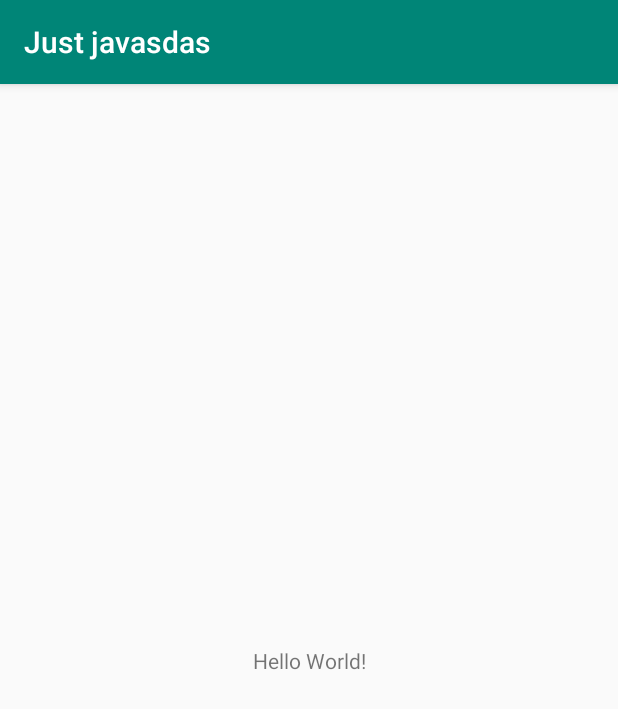
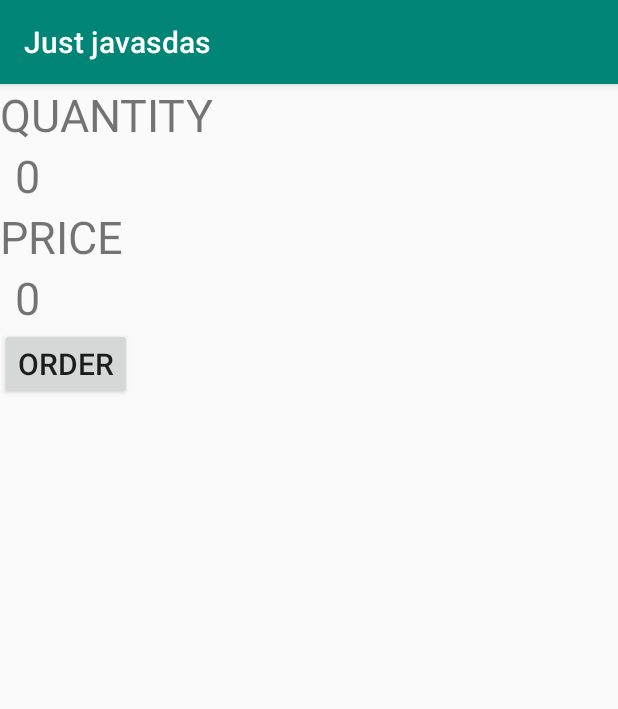
Before and after one commit to 02tyson-watson/Javavavavavavava, an Android app: the screen it shows after launch (MainActivity), on a phone screen of 412 x 824 dp. Shown: the top 709 px of the screen. Run offline under Robolectric (Android 15) with nearby library versions, the phone set to English and light mode, and no system bars.

Commit message:
Made Display and added start of java code

```diff
--- a/app/src/main/java/com/example/justjavasdas/MainActivity.java
+++ b/app/src/main/java/com/example/justjavasdas/MainActivity.java
@@ -3,7 +3,13 @@ package com.example.justjavasdas;
 import androidx.appcompat.app.AppCompatActivity;
 
 import android.os.Bundle;
+import android.view.View;
+import android.widget.TextView;
 
+/**
+
+ This app displays an order form to order coffee
+ */
 public class MainActivity extends AppCompatActivity {
 
     @Override
@@ -11,4 +17,28 @@ public class MainActivity extends AppCompatActivity {
         super.onCreate(savedInstanceState);
         setContentView(R.layout.activity_main);
     }
+
+    /**
+
+     This method is called when the order is clicked.
+     */
+    public void submitOrder(View view) {
+        display((77*2)+1);
+    }
+    /**
+
+     This method displays the given quantity value on screen.
+     */
+    private void display(int number) {
+        TextView quantityTextView = findViewById(R.id.quantity_text_view);
+        quantityTextView.setText("" + number);
+    }
+
+    /**
+     * This method displays the given price on the screen.
+     */
+    private void displayPrice(int number) {
+        TextView priceTextView = (TextView) findViewById(R.id.price_view);
+        priceTextView.setText(NumberFormat.getCurrencyInstance(Locale.US).format(number));
+    }
 }
--- a/app/src/main/res/layout/activity_main.xml
+++ b/app/src/main/res/layout/activity_main.xml
@@ -1,5 +1,5 @@
 <?xml version="1.0" encoding="utf-8"?>
-<androidx.constraintlayout.widget.ConstraintLayout xmlns:android="http://schemas.android.com/apk/res/android"
+<RelativeLayout xmlns:android="http://schemas.android.com/apk/res/android"
     xmlns:app="http://schemas.android.com/apk/res-auto"
     xmlns:tools="http://schemas.android.com/tools"
     android:layout_width="match_parent"
@@ -9,10 +9,44 @@
     <TextView
         android:layout_width="wrap_content"
         android:layout_height="wrap_content"
-        android:text="Hello World!"
-        app:layout_constraintBottom_toBottomOf="parent"
-        app:layout_constraintLeft_toLeftOf="parent"
-        app:layout_constraintRight_toRightOf="parent"
-        app:layout_constraintTop_toTopOf="parent" />
+        android:layout_alignParentLeft="true"
+        android:layout_alignParentTop="true"
+        android:text="QUANTITY"
+        android:textSize="30sp"
+        android:id="@+id/quantity"/>
+    <TextView
+        android:layout_width="wrap_content"
+        android:layout_height="wrap_content"
+        android:text="0"
+        android:textSize="30sp"
+        android:id="@+id/quantity_text_view"
+        android:layout_below="@+id/quantity"
+        android:paddingLeft="10sp"
+        />
+    <Button
+        android:layout_width="wrap_content"
+        android:layout_height="wrap_content"
+        android:text="ORDER"
+        android:textSize="20sp"
+        android:layout_below="@+id/price_text_view"
+        android:id="@+id/button"
+        android:onClick="submitOrder"/>
+    <TextView
+        android:layout_width="wrap_content"
+        android:layout_height="wrap_content"
+        android:text="PRICE"
+        android:id="@+id/price"
+        android:textSize="30sp"
+        android:layout_below="@+id/quantity_text_view"
+        />
+    <TextView
+        android:layout_width="wrap_content"
+        android:layout_height="wrap_content"
+        android:text="0"
+        android:textSize="30sp"
+        android:layout_below="@+id/price"
+        android:paddingLeft="10sp"
+        android:id="@+id/price_text_view"
+        />
 
-</androidx.constraintlayout.widget.ConstraintLayout>
+</RelativeLayout>
```
